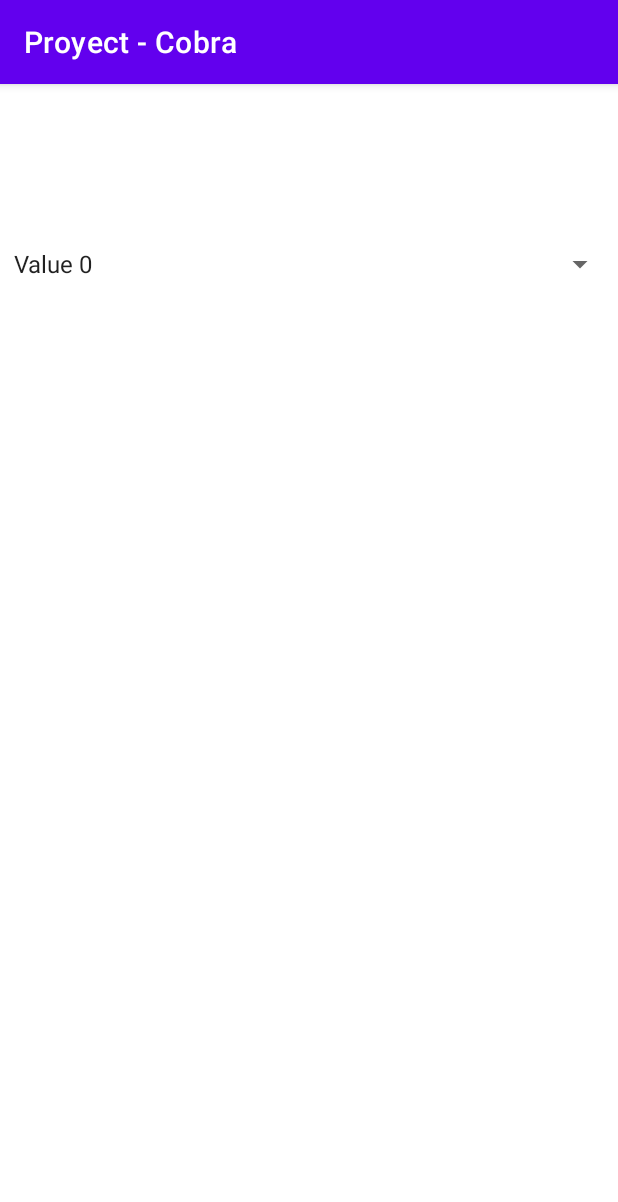
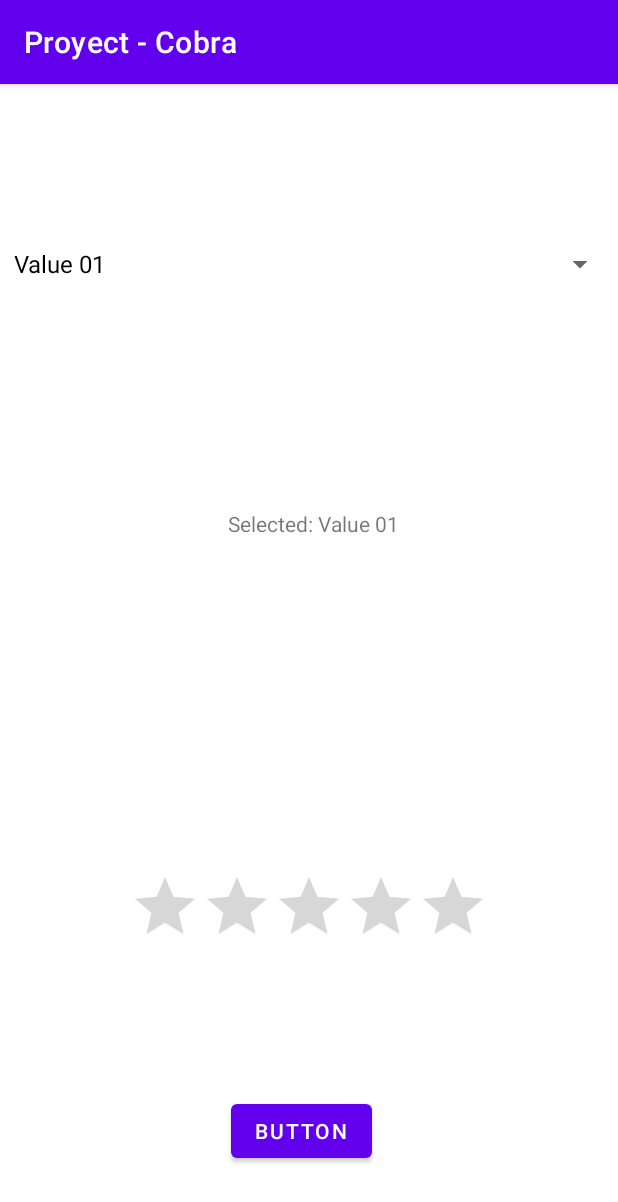
Before and after one commit to DSieghard/ProyectCobra, an Android app: the OfferActivity screen opened directly, with no data from a screen before it, on a phone screen of 412 x 824 dp. Shown: the top 1202 px of the screen. Run offline under Robolectric (Android 15) with nearby library versions, the phone set to English and light mode, and no system bars.

Commit message:
TODO: Report Critical Fail on RegisterActivity.kt Added Offer Activity with Spinner and RatingBar, TODO Linkin

```diff
--- a/app/src/main/java/com/sgtst/proyect_cobra/OfferActivity.kt
+++ b/app/src/main/java/com/sgtst/proyect_cobra/OfferActivity.kt
@@ -1,16 +1,21 @@
 package com.sgtst.proyect_cobra
 
+import android.graphics.Color
+import android.graphics.Typeface
+import android.graphics.drawable.ColorDrawable
 import android.os.Bundle
-import android.widget.ArrayAdapter
-import android.widget.Spinner
-import android.widget.Toast
+import android.view.View
+import android.view.ViewGroup
+import android.widget.*
 import androidx.appcompat.app.AppCompatActivity
 
 class OfferActivity : AppCompatActivity() {
     override fun onCreate(savedInstanceState: Bundle?) {
         super.onCreate(savedInstanceState)
         setContentView(R.layout.activity_offer)
-        val show_context = Toast.makeText(this, "WIP", Toast.LENGTH_SHORT).show()
+
+        val textView2 = findViewById<View>(R.id.textView2) as TextView
+
         val spinner: Spinner = findViewById(R.id.spinner)
         ArrayAdapter.createFromResource(
             this,
@@ -20,5 +25,60 @@ class OfferActivity : AppCompatActivity() {
             arrayAdapter.setDropDownViewResource(android.R.layout.simple_spinner_dropdown_item)
             spinner.adapter = arrayAdapter
         }
+
+
+        val context = this
+        val list = listOf(
+            "Value 01",
+            "Value 02",
+            "Value 03",
+            "Value 04"
+        )
+
+        val adapter:ArrayAdapter<String> = object: ArrayAdapter<String>(
+            context,
+            android.R.layout.simple_spinner_dropdown_item,
+            list
+        ){
+            override fun getDropDownView(
+                position: Int,
+                convertView: View?,
+                parent: ViewGroup
+            ): View {
+                val view:TextView = super.getDropDownView(
+                    position,
+                    convertView,
+                    parent
+                ) as TextView
+
+                view.setTypeface(view.typeface, Typeface.BOLD)
+
+                if(position == spinner.selectedItemPosition){
+                    view.background = ColorDrawable(Color.parseColor("#FAEBD7"))
+                    view.setTextColor(Color.parseColor("#008000"))
+                }
+                return view
+            }
+        }
+
+        spinner.adapter = adapter
+
+
+        spinner.onItemSelectedListener = object : AdapterView.OnItemSelectedListener {
+            override fun onItemSelected(
+                parent: AdapterView<*>,
+                view: View,
+                position: Int,
+                id: Long
+            ) {
+                textView2.text = "Selected: "
+                // get selected item text
+                textView2.append(parent.getItemAtPosition(position).toString())
+            }
+
+            override fun onNothingSelected(parent: AdapterView<*>?) {
+                // another interface callback
+            }
+        }
     }
 }
--- a/app/src/main/res/layout/activity_offer.xml
+++ b/app/src/main/res/layout/activity_offer.xml
@@ -22,5 +22,48 @@
         app:layout_constraintHorizontal_bias="0.0"
         app:layout_constraintStart_toStartOf="parent"
         app:layout_constraintTop_toTopOf="parent"
-        app:layout_constraintVertical_bias="0.0" />
+        app:layout_constraintVertical_bias="0.0"
+        tools:ignore="SpeakableTextPresentCheck" />
+
+    <RatingBar
+        android:id="@+id/ratingBar"
+        android:layout_width="wrap_content"
+        android:layout_height="wrap_content"
+        android:layout_marginStart="85dp"
+        android:layout_marginTop="64dp"
+        android:layout_marginEnd="86dp"
+        android:layout_marginBottom="32dp"
+        app:layout_constraintBottom_toTopOf="@+id/button"
+        app:layout_constraintEnd_toEndOf="parent"
+        app:layout_constraintStart_toStartOf="parent"
+        app:layout_constraintTop_toBottomOf="@+id/textView2"
+        tools:ignore="SpeakableTextPresentCheck" />
+
+    <TextView
+        android:id="@+id/textView2"
+        android:layout_width="wrap_content"
+        android:layout_height="wrap_content"
+        android:layout_marginStart="179dp"
+        android:layout_marginTop="169dp"
+        android:layout_marginEnd="174dp"
+        android:layout_marginBottom="158dp"
+        android:text="TextView"
+        app:layout_constraintBottom_toTopOf="@+id/ratingBar"
+        app:layout_constraintEnd_toEndOf="parent"
+        app:layout_constraintStart_toStartOf="parent"
+        app:layout_constraintTop_toBottomOf="@+id/spinner" />
+
+    <Button
+        android:id="@+id/button"
+        android:layout_width="wrap_content"
+        android:layout_height="wrap_content"
+        android:layout_marginStart="153dp"
+        android:layout_marginTop="60dp"
+        android:layout_marginEnd="164dp"
+        android:layout_marginBottom="76dp"
+        android:text="Button"
+        app:layout_constraintBottom_toBottomOf="parent"
+        app:layout_constraintEnd_toEndOf="parent"
+        app:layout_constraintStart_toStartOf="parent"
+        app:layout_constraintTop_toBottomOf="@+id/ratingBar" />
 </androidx.constraintlayout.widget.ConstraintLayout>
--- a/app/src/main/res/values/strings.xml
+++ b/app/src/main/res/values/strings.xml
@@ -48,4 +48,5 @@
     <string name="error_valid_email_password">Wrong Email or Password</string>
     <string name="action_settings">Settings</string>
     <string name="back_to_login">Back to Login Screen</string>
+    <string name="nothing_selected">Nothing selected</string>
 </resources>
```
